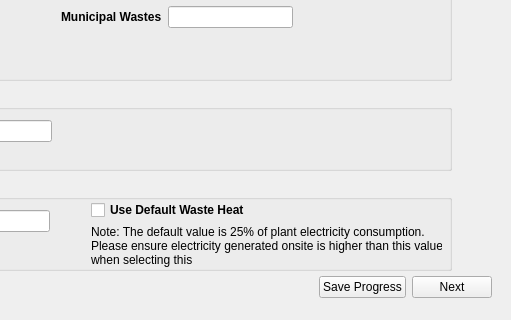
WongCurtis95/lbnl_best_public, file 00_BEST_windows/ui_files_latest/Page5_ElectricityGenerationInput_qwidget.ui: the form before one commit; both pictures show x 749 to 1260 and y 380 to 700 of the 1260 by 700 pixel window.
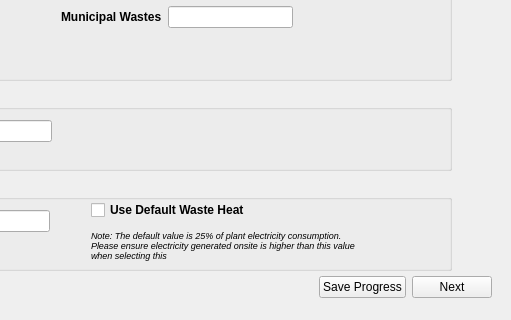
The form after the commit. Icons and pictures are not drawn.

```diff
--- a/00_BEST_windows/ui_files_latest/Page5_ElectricityGenerationInput_qwidget.ui
+++ b/00_BEST_windows/ui_files_latest/Page5_ElectricityGenerationInput_qwidget.ui
@@ -628,8 +628,10 @@
     </property>
     <property name="font">
      <font>
-      <pointsize>9</pointsize>
+      <pointsize>7</pointsize>
+      <italic>true</italic>
       <bold>false</bold>
+      <kerning>true</kerning>
      </font>
     </property>
     <property name="text">
```
